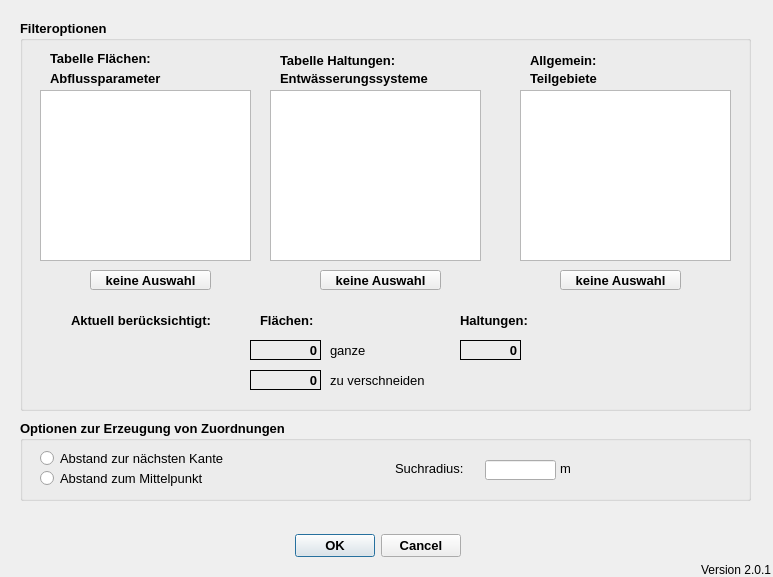
This is qkan/linkflaechen/resources/application_createlinefl.ui in hoettges/QKan as Qt 5 draws it before an edit. The edited form follows.
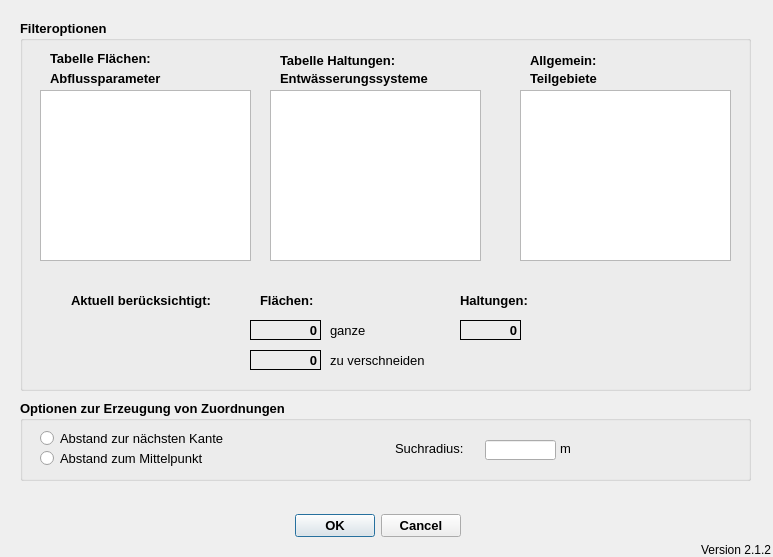
This is the edited form.

The edit to the form file:
```diff
--- a/qkan/linkflaechen/resources/application_createlinefl.ui
+++ b/qkan/linkflaechen/resources/application_createlinefl.ui
@@ -7,7 +7,7 @@
     <x>0</x>
     <y>0</y>
     <width>773</width>
-    <height>577</height>
+    <height>557</height>
    </rect>
   </property>
   <property name="windowTitle">
@@ -17,7 +17,7 @@
    <property name="geometry">
     <rect>
      <x>280</x>
-     <y>530</y>
+     <y>510</y>
      <width>181</width>
      <height>32</height>
     </rect>
@@ -43,7 +43,7 @@
    <property name="geometry">
     <rect>
      <x>700</x>
-     <y>560</y>
+     <y>540</y>
      <width>71</width>
      <height>20</height>
     </rect>
@@ -52,7 +52,7 @@
     <string>Version QKan Import</string>
    </property>
    <property name="text">
-    <string>Version 2.0.1</string>
+    <string>Version 2.1.2</string>
    </property>
    <property name="alignment">
     <set>Qt::AlignRight|Qt::AlignTrailing|Qt::AlignVCenter</set>
@@ -64,7 +64,7 @@
      <x>20</x>
      <y>20</y>
      <width>731</width>
-     <height>391</height>
+     <height>371</height>
     </rect>
    </property>
    <property name="font">
@@ -252,7 +252,7 @@
     <property name="geometry">
      <rect>
       <x>240</x>
-      <y>290</y>
+      <y>270</y>
       <width>71</width>
       <height>20</height>
      </rect>
@@ -278,7 +278,7 @@
     <property name="geometry">
      <rect>
       <x>230</x>
-      <y>320</y>
+      <y>300</y>
       <width>71</width>
       <height>20</height>
      </rect>
@@ -310,7 +310,7 @@
     <property name="geometry">
      <rect>
       <x>440</x>
-      <y>290</y>
+      <y>270</y>
       <width>81</width>
       <height>20</height>
      </rect>
@@ -336,7 +336,7 @@
     <property name="geometry">
      <rect>
       <x>440</x>
-      <y>320</y>
+      <y>300</y>
       <width>61</width>
       <height>20</height>
      </rect>
@@ -368,7 +368,7 @@
     <property name="geometry">
      <rect>
       <x>20</x>
-      <y>290</y>
+      <y>270</y>
       <width>171</width>
       <height>20</height>
      </rect>
@@ -397,7 +397,7 @@
     <property name="geometry">
      <rect>
       <x>310</x>
-      <y>350</y>
+      <y>330</y>
       <width>101</width>
       <height>20</height>
      </rect>
@@ -423,7 +423,7 @@
     <property name="geometry">
      <rect>
       <x>230</x>
-      <y>350</y>
+      <y>330</y>
       <width>71</width>
       <height>20</height>
      </rect>
@@ -455,7 +455,7 @@
     <property name="geometry">
      <rect>
       <x>310</x>
-      <y>320</y>
+      <y>300</y>
       <width>51</width>
       <height>20</height>
      </rect>
@@ -480,87 +480,12 @@
      <set>Qt::AlignLeading|Qt::AlignLeft|Qt::AlignVCenter</set>
     </property>
    </widget>
-   <widget class="QPushButton" name="pb_noselection_abflussparam">
-    <property name="geometry">
-     <rect>
-      <x>70</x>
-      <y>250</y>
-      <width>121</width>
-      <height>20</height>
-     </rect>
-    </property>
-    <property name="font">
-     <font>
-      <weight>75</weight>
-      <bold>true</bold>
-     </font>
-    </property>
-    <property name="toolTip">
-     <string extracomment="gesamte Spalte aktivieren"/>
-    </property>
-    <property name="statusTip">
-     <string extracomment="gesamte Spalte aktivieren"/>
-    </property>
-    <property name="text">
-     <string>keine Auswahl</string>
-    </property>
-   </widget>
-   <widget class="QPushButton" name="pb_noselection__entw">
-    <property name="geometry">
-     <rect>
-      <x>300</x>
-      <y>250</y>
-      <width>121</width>
-      <height>20</height>
-     </rect>
-    </property>
-    <property name="font">
-     <font>
-      <weight>75</weight>
-      <bold>true</bold>
-     </font>
-    </property>
-    <property name="toolTip">
-     <string extracomment="gesamte Spalte aktivieren"/>
-    </property>
-    <property name="statusTip">
-     <string extracomment="gesamte Spalte aktivieren"/>
-    </property>
-    <property name="text">
-     <string>keine Auswahl</string>
-    </property>
-   </widget>
-   <widget class="QPushButton" name="pb_noselection_teilgebiete">
-    <property name="geometry">
-     <rect>
-      <x>540</x>
-      <y>250</y>
-      <width>121</width>
-      <height>20</height>
-     </rect>
-    </property>
-    <property name="font">
-     <font>
-      <weight>75</weight>
-      <bold>true</bold>
-     </font>
-    </property>
-    <property name="toolTip">
-     <string extracomment="gesamte Spalte aktivieren"/>
-    </property>
-    <property name="statusTip">
-     <string extracomment="gesamte Spalte aktivieren"/>
-    </property>
-    <property name="text">
-     <string>keine Auswahl</string>
-    </property>
-   </widget>
   </widget>
   <widget class="QGroupBox" name="groupBox">
    <property name="geometry">
     <rect>
      <x>20</x>
-     <y>420</y>
+     <y>400</y>
      <width>731</width>
      <height>81</height>
     </rect>
```
Left out of the diff: 2 changed lines with no effect on the pictures.
